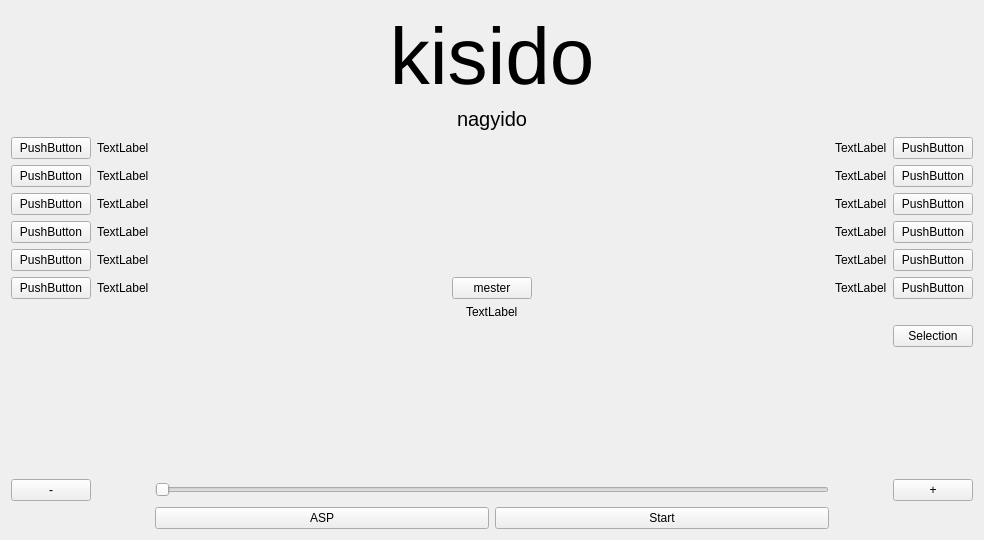
Above: mainwindow.ui from Teaching-projects/SZE-Projektmunka2-2019-XBodyStats before the change. Below: the same form after it.
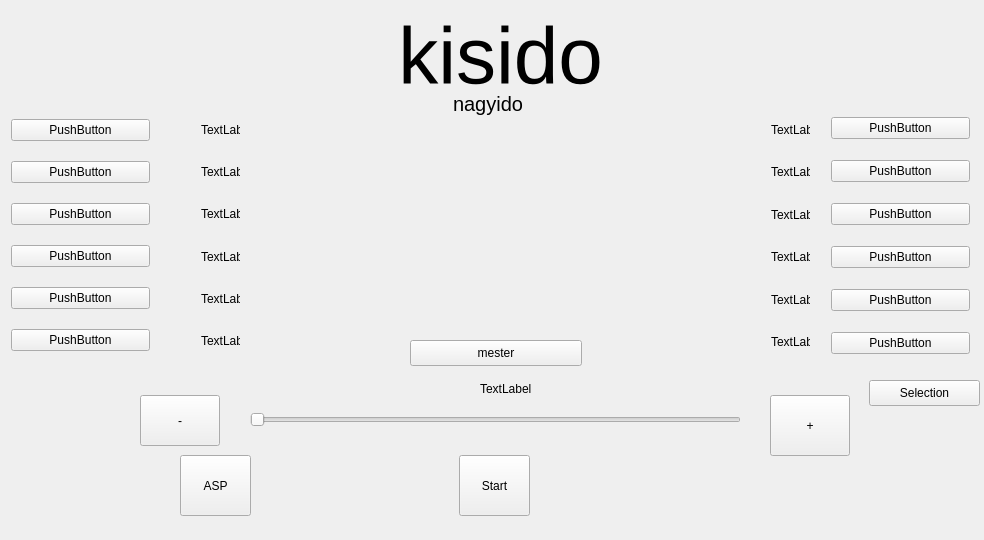
That is the form after the change. Icons and pictures are not drawn.

What changed in the file:
```diff
--- a/mainwindow.ui
+++ b/mainwindow.ui
@@ -32,188 +32,80 @@
    <property name="styleSheet">
     <string notr="true"/>
    </property>
-   <layout class="QGridLayout" name="gridLayout">
-    <item row="2" column="1">
-     <widget class="QLabel" name="label_2">
-      <property name="text">
-       <string>TextLabel</string>
-      </property>
-     </widget>
-    </item>
-    <item row="8" column="0">
-     <widget class="QPushButton" name="pushButton_6">
-      <property name="text">
-       <string>PushButton</string>
-      </property>
-     </widget>
-    </item>
-    <item row="1" column="0">
-     <widget class="QPushButton" name="pushButton_1">
-      <property name="text">
-       <string>PushButton</string>
-      </property>
-     </widget>
-    </item>
-    <item row="4" column="3">
-     <widget class="QLabel" name="label_10">
-      <property name="text">
-       <string>TextLabel</string>
-      </property>
-     </widget>
-    </item>
-    <item row="5" column="1">
-     <widget class="QLabel" name="label_5">
-      <property name="text">
-       <string>TextLabel</string>
-      </property>
-     </widget>
-    </item>
-    <item row="1" column="4">
-     <widget class="QPushButton" name="pushButton_7">
-      <property name="text">
-       <string>PushButton</string>
-      </property>
-     </widget>
-    </item>
-    <item row="8" column="4">
-     <widget class="QPushButton" name="pushButton_12">
-      <property name="text">
-       <string>PushButton</string>
-      </property>
-     </widget>
-    </item>
-    <item row="3" column="1">
-     <widget class="QLabel" name="label_3">
-      <property name="text">
-       <string>TextLabel</string>
-      </property>
-     </widget>
-    </item>
-    <item row="2" column="3">
-     <widget class="QLabel" name="label_8">
-      <property name="text">
-       <string>TextLabel</string>
-      </property>
-     </widget>
-    </item>
-    <item row="2" column="0">
-     <widget class="QPushButton" name="pushButton_2">
-      <property name="text">
-       <string>PushButton</string>
-      </property>
-     </widget>
-    </item>
-    <item row="12" column="0">
      <widget class="QPushButton" name="negative">
+    <property name="geometry">
+     <rect>
+      <x>140</x>
+      <y>395</y>
+      <width>80</width>
+      <height>51</height>
+     </rect>
+    </property>
       <property name="text">
        <string>-</string>
       </property>
      </widget>
-    </item>
-    <item row="4" column="1">
-     <widget class="QLabel" name="label_4">
-      <property name="text">
-       <string>TextLabel</string>
-      </property>
-     </widget>
-    </item>
-    <item row="2" column="4">
-     <widget class="QPushButton" name="pushButton_8">
-      <property name="styleSheet">
-       <string notr="true"/>
-      </property>
-      <property name="text">
-       <string>PushButton</string>
-      </property>
-     </widget>
-    </item>
-    <item row="8" column="2">
-     <layout class="QHBoxLayout" name="horizontalLayout_2">
-      <item>
-       <spacer name="horizontalSpacer_2">
-        <property name="orientation">
-         <enum>Qt::Horizontal</enum>
-        </property>
-        <property name="sizeHint" stdset="0">
-         <size>
-          <width>40</width>
-          <height>20</height>
-         </size>
-        </property>
-       </spacer>
-      </item>
-      <item>
-       <widget class="QPushButton" name="master">
-        <property name="text">
-         <string>mester</string>
-        </property>
-       </widget>
-      </item>
-      <item>
-       <spacer name="horizontalSpacer_3">
-        <property name="orientation">
-         <enum>Qt::Horizontal</enum>
-        </property>
-        <property name="sizeHint" stdset="0">
-         <size>
-          <width>40</width>
-          <height>20</height>
-         </size>
-        </property>
-       </spacer>
-      </item>
-     </layout>
-    </item>
-    <item row="5" column="0">
-     <widget class="QPushButton" name="pushButton_5">
-      <property name="text">
-       <string>PushButton</string>
-      </property>
-     </widget>
-    </item>
-    <item row="13" column="2">
-     <layout class="QHBoxLayout" name="horizontalLayout">
-      <item>
-       <widget class="QPushButton" name="asp">
-        <property name="text">
-         <string>ASP</string>
-        </property>
-       </widget>
-      </item>
-      <item>
-       <widget class="QPushButton" name="starbutton">
-        <property name="text">
-         <string>Start</string>
-        </property>
-       </widget>
-      </item>
-     </layout>
-    </item>
-    <item row="12" column="2">
      <widget class="QSlider" name="horizontalSlider">
+    <property name="geometry">
+     <rect>
+      <x>250</x>
+      <y>410</y>
+      <width>491</width>
+      <height>20</height>
+     </rect>
+    </property>
       <property name="orientation">
        <enum>Qt::Horizontal</enum>
       </property>
      </widget>
-    </item>
-    <item row="12" column="4">
      <widget class="QPushButton" name="pozitive">
+    <property name="geometry">
+     <rect>
+      <x>770</x>
+      <y>395</y>
+      <width>80</width>
+      <height>61</height>
+     </rect>
+    </property>
       <property name="text">
        <string>+</string>
       </property>
      </widget>
-    </item>
-    <item row="3" column="3">
-     <widget class="QLabel" name="label_9">
+   <widget class="QPushButton" name="select">
+    <property name="geometry">
+     <rect>
+      <x>869</x>
+      <y>380</y>
+      <width>111</width>
+      <height>26</height>
+     </rect>
+    </property>
+    <property name="text">
+     <string>Selection</string>
+    </property>
+   </widget>
+   <widget class="QLabel" name="master_Label">
+    <property name="geometry">
+     <rect>
+      <x>480</x>
+      <y>380</y>
+      <width>59</width>
+      <height>18</height>
+     </rect>
+    </property>
       <property name="text">
        <string>TextLabel</string>
       </property>
      </widget>
-    </item>
-    <item row="0" column="2">
-     <layout class="QVBoxLayout" name="verticalLayout">
-      <item>
        <widget class="QLabel" name="kisido">
+    <property name="geometry">
+     <rect>
+      <x>200</x>
+      <y>20</y>
+      <width>601</width>
+      <height>71</height>
+     </rect>
+    </property>
         <property name="baseSize">
          <size>
           <width>0</width>
@@ -232,9 +124,15 @@
          <set>Qt::AlignCenter</set>
         </property>
        </widget>
-      </item>
-      <item>
        <widget class="QLabel" name="nagyido">
+    <property name="geometry">
+     <rect>
+      <x>450</x>
+      <y>90</y>
+      <width>76</width>
+      <height>28</height>
+     </rect>
+    </property>
         <property name="font">
          <font>
           <pointsize>15</pointsize>
@@ -247,120 +145,296 @@
          <set>Qt::AlignCenter</set>
         </property>
        </widget>
-      </item>
-     </layout>
-    </item>
-    <item row="5" column="3">
-     <widget class="QLabel" name="label_11">
+   <widget class="QPushButton" name="master">
+    <property name="geometry">
+     <rect>
+      <x>410</x>
+      <y>340</y>
+      <width>172</width>
+      <height>26</height>
+     </rect>
+    </property>
+    <property name="text">
+     <string>mester</string>
+    </property>
+   </widget>
+   <widget class="QPushButton" name="starbutton">
+    <property name="geometry">
+     <rect>
+      <x>459</x>
+      <y>455</y>
+      <width>71</width>
+      <height>61</height>
+     </rect>
+    </property>
+    <property name="text">
+     <string>Start</string>
+    </property>
+   </widget>
+   <widget class="QPushButton" name="asp">
+    <property name="geometry">
+     <rect>
+      <x>180</x>
+      <y>455</y>
+      <width>71</width>
+      <height>61</height>
+     </rect>
+    </property>
+    <property name="text">
+     <string>ASP</string>
+    </property>
+   </widget>
+   <widget class="QWidget" name="layoutWidget">
+    <property name="geometry">
+     <rect>
+      <x>0</x>
+      <y>100</y>
+      <width>161</width>
+      <height>271</height>
+     </rect>
+    </property>
+    <layout class="QVBoxLayout" name="verticalLayout_4">
+     <property name="spacing">
+      <number>12</number>
+     </property>
+     <item>
+      <widget class="QPushButton" name="pushButton_1">
+       <property name="text">
+        <string>PushButton</string>
+       </property>
+      </widget>
+     </item>
+     <item>
+      <widget class="QPushButton" name="pushButton_2">
       <property name="text">
-       <string>TextLabel</string>
+        <string>PushButton</string>
       </property>
      </widget>
     </item>
-    <item row="10" column="4">
-     <widget class="QPushButton" name="select">
+     <item>
+      <widget class="QPushButton" name="pushButton_3">
       <property name="text">
-       <string>Selection</string>
+        <string>PushButton</string>
       </property>
      </widget>
     </item>
-    <item row="4" column="0">
+     <item>
      <widget class="QPushButton" name="pushButton_4">
       <property name="text">
        <string>PushButton</string>
       </property>
      </widget>
     </item>
-    <item row="9" column="2" alignment="Qt::AlignHCenter">
-     <widget class="QLabel" name="master_Label">
+     <item>
+      <widget class="QPushButton" name="pushButton_5">
       <property name="text">
-       <string>TextLabel</string>
+        <string>PushButton</string>
       </property>
      </widget>
     </item>
-    <item row="1" column="3">
-     <widget class="QLabel" name="label_7">
+     <item>
+      <widget class="QPushButton" name="pushButton_6">
       <property name="text">
-       <string>TextLabel</string>
-      </property>
-     </widget>
-    </item>
-    <item row="4" column="4">
-     <widget class="QPushButton" name="pushButton_10">
-      <property name="text">
        <string>PushButton</string>
       </property>
      </widget>
     </item>
-    <item row="1" column="1">
+    </layout>
+   </widget>
+   <widget class="QWidget" name="layoutWidget">
+    <property name="geometry">
+     <rect>
+      <x>190</x>
+      <y>100</y>
+      <width>61</width>
+      <height>271</height>
+     </rect>
+    </property>
+    <layout class="QVBoxLayout" name="verticalLayout">
+     <property name="spacing">
+      <number>4</number>
+     </property>
+     <item>
      <widget class="QLabel" name="label_1">
       <property name="text">
        <string>TextLabel</string>
       </property>
-     </widget>
-    </item>
-    <item row="3" column="4">
+       <property name="textFormat">
+        <enum>Qt::AutoText</enum>
+       </property>
+      </widget>
+     </item>
+     <item>
+      <widget class="QLabel" name="label_2">
+       <property name="text">
+        <string>TextLabel</string>
+       </property>
+      </widget>
+     </item>
+     <item>
+      <widget class="QLabel" name="label_3">
+       <property name="text">
+        <string>TextLabel</string>
+       </property>
+      </widget>
+     </item>
+     <item>
+      <widget class="QLabel" name="label_4">
+       <property name="text">
+        <string>TextLabel</string>
+       </property>
+      </widget>
+     </item>
+     <item>
+      <widget class="QLabel" name="label_5">
+       <property name="text">
+        <string>TextLabel</string>
+       </property>
+      </widget>
+     </item>
+     <item>
+      <widget class="QLabel" name="label_6">
+       <property name="text">
+        <string>TextLabel</string>
+       </property>
+      </widget>
+     </item>
+    </layout>
+   </widget>
+   <widget class="QWidget" name="layoutWidget">
+    <property name="geometry">
+     <rect>
+      <x>820</x>
+      <y>100</y>
+      <width>161</width>
+      <height>274</height>
+     </rect>
+    </property>
+    <layout class="QVBoxLayout" name="verticalLayout_5">
+     <property name="spacing">
+      <number>15</number>
+     </property>
+     <property name="bottomMargin">
+      <number>9</number>
+     </property>
+     <item>
+      <widget class="QPushButton" name="pushButton_7">
+       <property name="text">
+        <string>PushButton</string>
+       </property>
+      </widget>
+     </item>
+     <item>
+      <widget class="QPushButton" name="pushButton_8">
+       <property name="styleSheet">
+        <string notr="true"/>
+       </property>
+       <property name="text">
+        <string>PushButton</string>
+       </property>
+      </widget>
+     </item>
+     <item>
      <widget class="QPushButton" name="pushButton_9">
       <property name="text">
        <string>PushButton</string>
       </property>
      </widget>
     </item>
-    <item row="3" column="0">
-     <widget class="QPushButton" name="pushButton_3">
+     <item>
+      <widget class="QPushButton" name="pushButton_10">
       <property name="text">
        <string>PushButton</string>
       </property>
      </widget>
     </item>
-    <item row="5" column="4">
+     <item>
      <widget class="QPushButton" name="pushButton_11">
+       <property name="styleSheet">
+        <string notr="true"/>
+       </property>
       <property name="text">
        <string>PushButton</string>
       </property>
      </widget>
     </item>
-    <item row="8" column="3">
+     <item>
+      <widget class="QPushButton" name="pushButton_12">
+       <property name="text">
+        <string>PushButton</string>
+       </property>
+      </widget>
+     </item>
+    </layout>
+   </widget>
+   <widget class="QWidget" name="layoutWidget">
+    <property name="geometry">
+     <rect>
+      <x>760</x>
+      <y>100</y>
+      <width>61</width>
+      <height>271</height>
+     </rect>
+    </property>
+    <layout class="QVBoxLayout" name="verticalLayout_6">
+     <item>
+      <widget class="QLabel" name="label_7">
+       <property name="text">
+        <string>TextLabel</string>
+       </property>
+      </widget>
+     </item>
+     <item>
+      <widget class="QLabel" name="label_8">
+       <property name="text">
+        <string>TextLabel</string>
+       </property>
+      </widget>
+     </item>
+     <item>
+      <widget class="QLabel" name="label_9">
+       <property name="text">
+        <string>TextLabel</string>
+       </property>
+      </widget>
+     </item>
+     <item>
+      <widget class="QLabel" name="label_10">
+       <property name="text">
+        <string>TextLabel</string>
+       </property>
+      </widget>
+     </item>
+     <item>
+      <widget class="QLabel" name="label_11">
+       <property name="text">
+        <string>TextLabel</string>
+       </property>
+      </widget>
+     </item>
+     <item>
      <widget class="QLabel" name="label_12">
       <property name="text">
        <string>TextLabel</string>
       </property>
      </widget>
     </item>
-    <item row="2" column="2">
-     <spacer name="horizontalSpacer">
-      <property name="orientation">
-       <enum>Qt::Horizontal</enum>
-      </property>
-      <property name="sizeHint" stdset="0">
-       <size>
-        <width>40</width>
-        <height>20</height>
-       </size>
-      </property>
-     </spacer>
-    </item>
-    <item row="11" column="2">
-     <spacer name="verticalSpacer">
-      <property name="orientation">
-       <enum>Qt::Vertical</enum>
-      </property>
-      <property name="sizeHint" stdset="0">
-       <size>
-        <width>20</width>
-        <height>40</height>
-       </size>
-      </property>
-     </spacer>
-    </item>
-    <item row="8" column="1">
-     <widget class="QLabel" name="label_6">
-      <property name="text">
-       <string>TextLabel</string>
-      </property>
-     </widget>
-    </item>
-   </layout>
+    </layout>
+   </widget>
+   <zorder>layoutWidget</zorder>
+   <zorder>layoutWidget</zorder>
+   <zorder>layoutWidget</zorder>
+   <zorder>layoutWidget</zorder>
+   <zorder>negative</zorder>
+   <zorder>horizontalSlider</zorder>
+   <zorder>pozitive</zorder>
+   <zorder>select</zorder>
+   <zorder>master_Label</zorder>
+   <zorder>kisido</zorder>
+   <zorder>nagyido</zorder>
+   <zorder>master</zorder>
+   <zorder>starbutton</zorder>
+   <zorder>asp</zorder>
   </widget>
   <widget class="QMenuBar" name="menuBar">
    <property name="geometry">
```
Left out of the diff: 2 changed lines with no effect on the pictures. Lines whose indentation alone changed are shown as unchanged.
